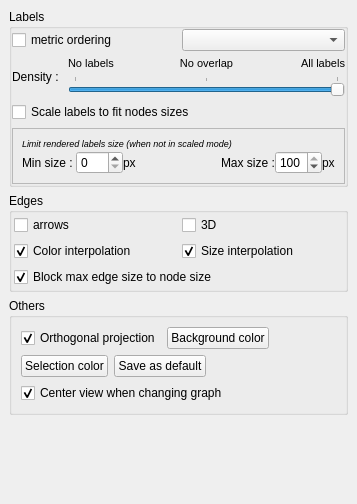
Before: the Qt Designer form library/tulip-qt/designer/RenderingParametersDialog.ui in jalamao/tulip-1, drawn with Qt 5.
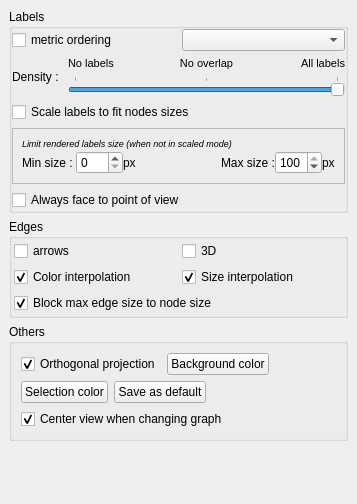
After: the same form once the commit is applied.

Commit message: add check box to enable/disable labels billboarding

```diff
--- a/library/tulip-qt/designer/RenderingParametersDialog.ui
+++ b/library/tulip-qt/designer/RenderingParametersDialog.ui
@@ -270,6 +270,16 @@
           </layout>
          </widget>
         </item>
+        <item>
+         <widget class="QCheckBox" name="billboarded">
+          <property name="toolTip">
+           <string>billboarded labels</string>
+          </property>
+          <property name="text">
+           <string>Always face to point of view</string>
+          </property>
+         </widget>
+        </item>
        </layout>
       </item>
      </layout>
```
Left out of the diff: 16 changed lines with no effect on the pictures. The commit also changes 1 other file.
